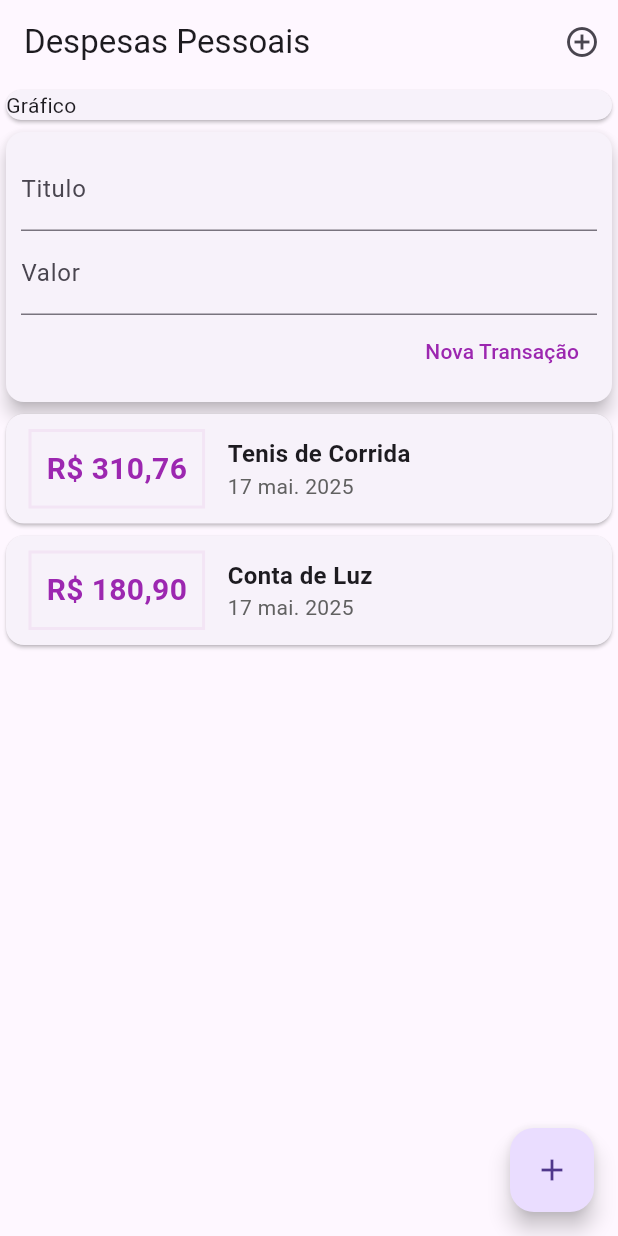
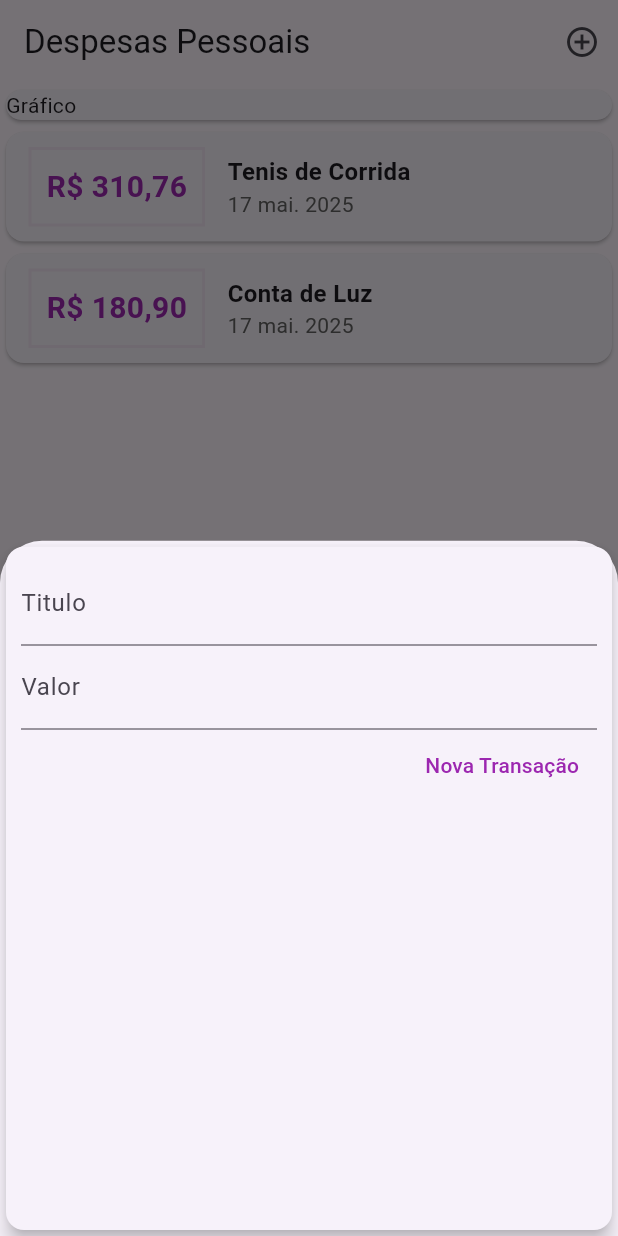
Before and after one commit to maitabom/expenses, a Flutter app: the screen it shows after launch, after a tap on the "add circle outline" icon, on a phone screen of 412 x 824 dp. Run offline on Flutter 3.47's test engine with Material 3 defaults, Android fonts, the phone set to English and light mode, and no system bars.

Commit message:
feat: refatorar HomePage para gerenciar transações diretamente e abrir modal de adição

```diff
--- a/lib/components/transaction_user.dart
+++ /dev/null
@@ -1,53 +0,0 @@
-import 'dart:math';
-
-import 'package:expenses/components/transaction_form.dart';
-import 'package:expenses/components/transaction_list.dart';
-import 'package:expenses/models/transaction.dart';
-import 'package:flutter/material.dart';
-
-class TransactionUser extends StatefulWidget {
-  const TransactionUser({super.key});
-
-  @override
-  State<TransactionUser> createState() => _TransactionUserState();
-}
-
-class _TransactionUserState extends State<TransactionUser> {
-  final transactions = [
-    Transaction(
-      id: 't1',
-      title: 'Tenis de Corrida',
-      value: 310.76,
-      date: DateTime.now(),
-    ),
-    Transaction(
-      id: 't2',
-      title: 'Conta de Luz',
-      value: 180.90,
-      date: DateTime.now(),
-    ),
-  ];
-
-  addTransaction(String title, double value) {
-    final pivot = Transaction(
-      id: Random().nextDouble().toString(),
-      title: title,
-      value: value,
-      date: DateTime.now(),
-    );
-
-    setState(() {
-      transactions.add(pivot);
-    });
-  }
-
-  @override
-  Widget build(BuildContext context) {
-    return Column(
-      children: [
-        TransactionForm(addTransaction),
-        TransactionList(transactions),
-      ],
-    );
-  }
-}
--- a/lib/pages/home.dart
+++ b/lib/pages/home.dart
@@ -1,8 +1,54 @@
-import 'package:expenses/components/transaction_user.dart';
+import 'dart:math';
+
+import 'package:expenses/components/transaction_form.dart';
+import 'package:expenses/components/transaction_list.dart';
+import 'package:expenses/models/transaction.dart';
 import 'package:flutter/material.dart';
 
-class HomePage extends StatelessWidget {
+class HomePage extends StatefulWidget {
   const HomePage({super.key});
+
+  @override
+  State<HomePage> createState() => _HomePageState();
+}
+
+class _HomePageState extends State<HomePage> {
+  final transactions = [
+    Transaction(
+      id: 't1',
+      title: 'Tenis de Corrida',
+      value: 310.76,
+      date: DateTime.now(),
+    ),
+    Transaction(
+      id: 't2',
+      title: 'Conta de Luz',
+      value: 180.90,
+      date: DateTime.now(),
+    ),
+  ];
+
+  openTransactionModal(BuildContext context) {
+    showModalBottomSheet(
+      context: context,
+      builder: (_) {
+        return TransactionForm(addTransaction);
+      },
+    );
+  }
+
+  addTransaction(String title, double value) {
+    final pivot = Transaction(
+      id: Random().nextDouble().toString(),
+      title: title,
+      value: value,
+      date: DateTime.now(),
+    );
+
+    setState(() {
+      transactions.add(pivot);
+    });
+  }
 
   @override
   Widget build(BuildContext context) {
@@ -10,18 +56,24 @@ class HomePage extends StatelessWidget {
       appBar: AppBar(
         title: Text('Despesas Pessoais'),
         actions: [
-          IconButton(icon: Icon(Icons.add_circle_outline), onPressed: () {}),
+          IconButton(
+            icon: Icon(Icons.add_circle_outline),
+            onPressed: () => openTransactionModal(context),
+          ),
         ],
       ),
       body: SingleChildScrollView(
         child: Column(
           crossAxisAlignment: CrossAxisAlignment.stretch,
-          children: <Widget>[Card(child: Text('Gráfico')), TransactionUser()],
+          children: <Widget>[
+            Card(child: Text('Gráfico')),
+            TransactionList(transactions),
+          ],
         ),
       ),
       floatingActionButton: FloatingActionButton(
+        onPressed: () => openTransactionModal(context),
         child: Icon(Icons.add),
-        onPressed: () {},
       ),
     );
   }
```
